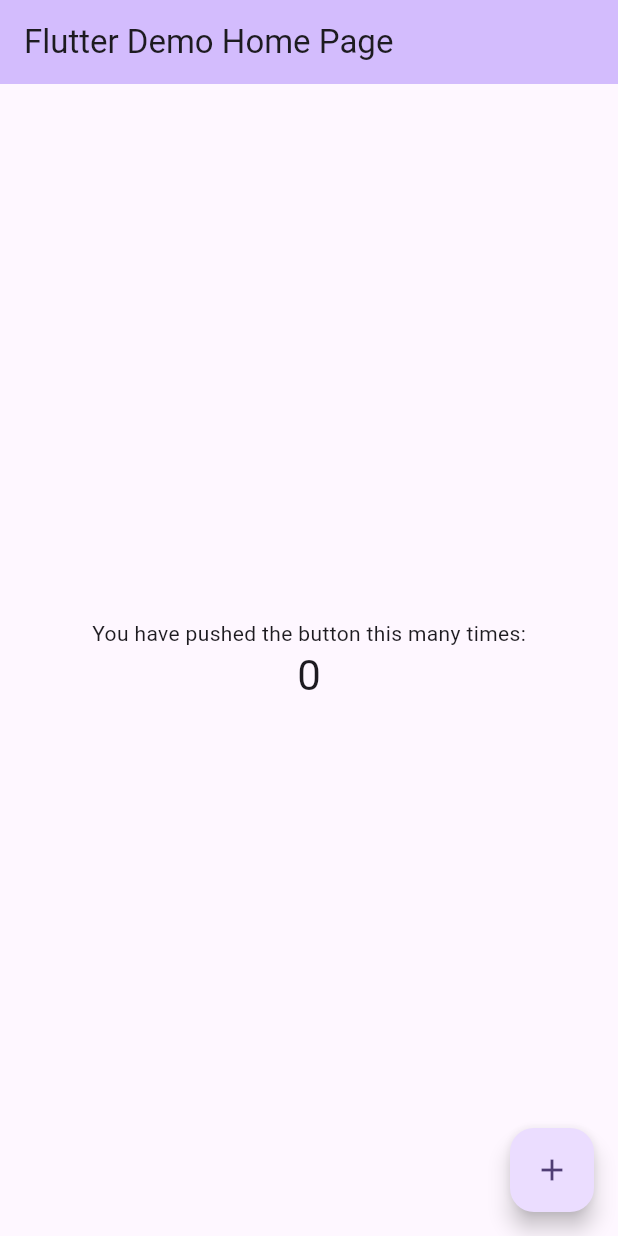
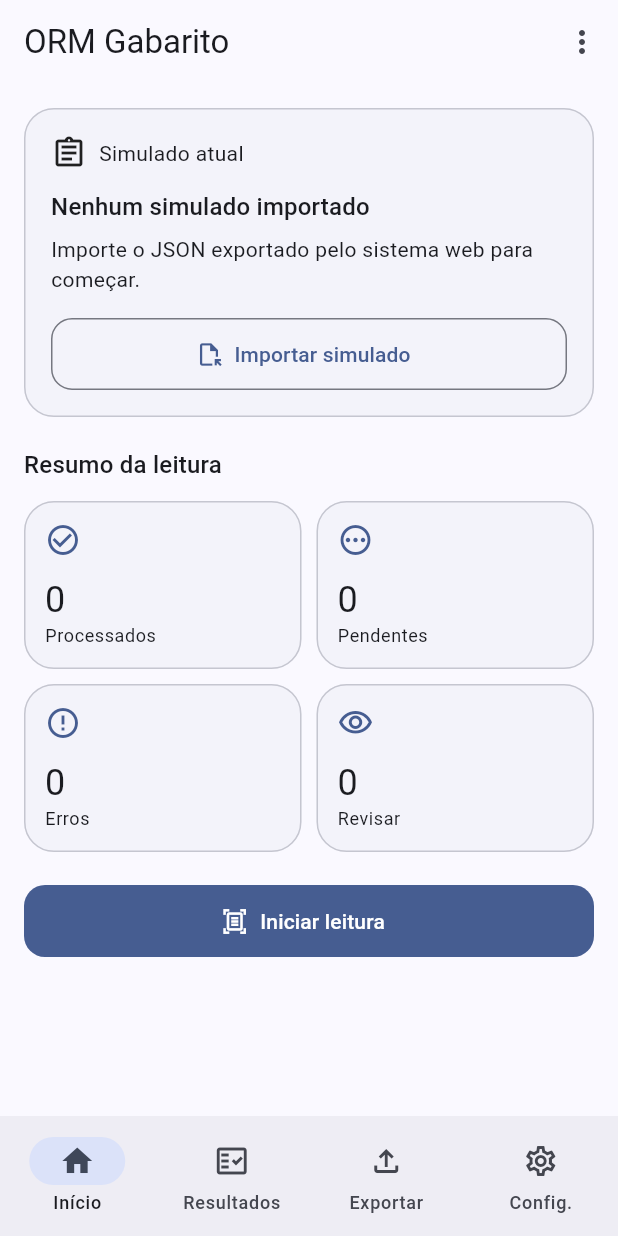
Before and after one commit to Ivirton/ORM_MOBILE, a Flutter app: the screen it shows after launch, on a phone screen of 412 x 824 dp. Run offline on Flutter 3.47's test engine with Material 3 defaults, Android fonts, the phone set to English and light mode, and no system bars.

Commit message:
conjuntos de telas

```diff
--- /dev/null
+++ b/orm_mobile/lib/core/constants/app_strings.dart
@@ -0,0 +1,4 @@
+class AppStrings {
+  static const appName = 'ORM Gabarito';
+  static const appSubtitle = 'Leitor de cartões-resposta';
+}
--- /dev/null
+++ b/orm_mobile/lib/core/theme/app_theme.dart
@@ -0,0 +1,54 @@
+import 'package:flutter/material.dart';
+
+class AppTheme {
+  static const Color seedColor = Color(0xFF1769E0);
+
+  static ThemeData get light => _buildTheme(Brightness.light);
+  static ThemeData get dark => _buildTheme(Brightness.dark);
+
+  static ThemeData _buildTheme(Brightness brightness) {
+    final scheme = ColorScheme.fromSeed(
+      seedColor: seedColor,
+      brightness: brightness,
+    );
+
+    return ThemeData(
+      useMaterial3: true,
+      colorScheme: scheme,
+      scaffoldBackgroundColor: scheme.surface,
+      appBarTheme: const AppBarTheme(
+        centerTitle: false,
+        scrolledUnderElevation: 0,
+      ),
+      cardTheme: CardThemeData(
+        elevation: 0,
+        margin: EdgeInsets.zero,
+        shape: RoundedRectangleBorder(
+          borderRadius: BorderRadius.circular(20),
+          side: BorderSide(color: scheme.outlineVariant),
+        ),
+      ),
+      inputDecorationTheme: InputDecorationTheme(
+        border: OutlineInputBorder(
+          borderRadius: BorderRadius.circular(14),
+        ),
+      ),
+      filledButtonTheme: FilledButtonThemeData(
+        style: FilledButton.styleFrom(
+          minimumSize: const Size.fromHeight(48),
+          shape: RoundedRectangleBorder(
+            borderRadius: BorderRadius.circular(14),
+          ),
+        ),
+      ),
+      outlinedButtonTheme: OutlinedButtonThemeData(
+        style: OutlinedButton.styleFrom(
+          minimumSize: const Size.fromHeight(48),
+          shape: RoundedRectangleBorder(
+            borderRadius: BorderRadius.circular(14),
+          ),
+        ),
+      ),
+    );
+  }
+}
--- /dev/null
+++ b/orm_mobile/lib/features/dashboard/presentation/dashboard_screen.dart
@@ -0,0 +1,89 @@
+import 'package:flutter/material.dart';
+import '../../import_simulado/presentation/import_simulado_screen.dart';
+import '../../scanner/presentation/scanner_screen.dart';
+
+class DashboardScreen extends StatelessWidget {
+  const DashboardScreen({super.key});
+
+  @override
+  Widget build(BuildContext context) {
+    return Scaffold(
+      appBar: AppBar(
+        title: const Text('ORM Gabarito'),
+        actions: [IconButton(onPressed: () {}, icon: const Icon(Icons.more_vert))],
+      ),
+      body: ListView(
+        padding: const EdgeInsets.all(16),
+        children: [
+          Card(
+            child: Padding(
+              padding: const EdgeInsets.all(18),
+              child: Column(crossAxisAlignment: CrossAxisAlignment.start, children: [
+                const Row(children: [
+                  Icon(Icons.assignment_outlined),
+                  SizedBox(width: 8),
+                  Text('Simulado atual'),
+                ]),
+                const SizedBox(height: 12),
+                Text('Nenhum simulado importado',
+                    style: Theme.of(context).textTheme.titleMedium),
+                const SizedBox(height: 6),
+                const Text('Importe o JSON exportado pelo sistema web para começar.'),
+                const SizedBox(height: 16),
+                OutlinedButton.icon(
+                  onPressed: () => Navigator.of(context).push(
+                    MaterialPageRoute(builder: (_) => const ImportSimuladoScreen()),
+                  ),
+                  icon: const Icon(Icons.file_open_outlined),
+                  label: const Text('Importar simulado'),
+                ),
+              ]),
+            ),
+          ),
+          const SizedBox(height: 20),
+          Text('Resumo da leitura', style: Theme.of(context).textTheme.titleMedium),
+          const SizedBox(height: 12),
+          const Row(children: [
+            Expanded(child: _MetricCard(label: 'Processados', value: '0', icon: Icons.check_circle_outline)),
+            SizedBox(width: 10),
+            Expanded(child: _MetricCard(label: 'Pendentes', value: '0', icon: Icons.pending_outlined)),
+          ]),
+          const SizedBox(height: 10),
+          const Row(children: [
+            Expanded(child: _MetricCard(label: 'Erros', value: '0', icon: Icons.error_outline)),
+            SizedBox(width: 10),
+            Expanded(child: _MetricCard(label: 'Revisar', value: '0', icon: Icons.visibility_outlined)),
+          ]),
+          const SizedBox(height: 22),
+          FilledButton.icon(
+            onPressed: () => Navigator.of(context).push(
+              MaterialPageRoute(builder: (_) => const ScannerScreen()),
+            ),
+            icon: const Icon(Icons.document_scanner_outlined),
+            label: const Text('Iniciar leitura'),
+          ),
+        ],
+      ),
+    );
+  }
+}
+
+class _MetricCard extends StatelessWidget {
+  const _MetricCard({required this.label, required this.value, required this.icon});
+  final String label;
+  final String value;
+  final IconData icon;
+
+  @override
+  Widget build(BuildContext context) => Card(
+    child: Padding(
+      padding: const EdgeInsets.all(14),
+      child: Column(crossAxisAlignment: CrossAxisAlignment.start, children: [
+        Icon(icon, color: Theme.of(context).colorScheme.primary),
+        const SizedBox(height: 12),
+        Text(value, style: Theme.of(context).textTheme.headlineSmall),
+        Text(label, style: Theme.of(context).textTheme.bodySmall),
+      ]),
+    ),
+  );
+}
--- /dev/null
+++ b/orm_mobile/lib/features/home/presentation/home_shell.dart
@@ -0,0 +1,40 @@
+import 'package:flutter/material.dart';
+import '../../dashboard/presentation/dashboard_screen.dart';
+import '../../results/presentation/results_screen.dart';
+import '../../export/presentation/export_screen.dart';
+import '../../settings/presentation/settings_screen.dart';
+
+class HomeShell extends StatefulWidget {
+  const HomeShell({super.key});
+
+  @override
+  State<HomeShell> createState() => _HomeShellState();
+}
+
+class _HomeShellState extends State<HomeShell> {
+  int _selectedIndex = 0;
+
+  final _pages = const [
+    DashboardScreen(),
+    ResultsScreen(),
+    ExportScreen(),
+    SettingsScreen(),
+  ];
+
+  @override
+  Widget build(BuildContext context) {
+    return Scaffold(
+      body: IndexedStack(index: _selectedIndex, children: _pages),
+      bottomNavigationBar: NavigationBar(
+        selectedIndex: _selectedIndex,
+        onDestinationSelected: (index) => setState(() => _selectedIndex = index),
+        destinations: const [
+          NavigationDestination(icon: Icon(Icons.home_outlined), selectedIcon: Icon(Icons.home), label: 'Início'),
+          NavigationDestination(icon: Icon(Icons.fact_check_outlined), selectedIcon: Icon(Icons.fact_check), label: 'Resultados'),
+          NavigationDestination(icon: Icon(Icons.file_upload_outlined), selectedIcon: Icon(Icons.file_upload), label: 'Exportar'),
+          NavigationDestination(icon: Icon(Icons.settings_outlined), selectedIcon: Icon(Icons.settings), label: 'Config.'),
+        ],
+      ),
+    );
+  }
+}
--- a/orm_mobile/lib/main.dart
+++ b/orm_mobile/lib/main.dart
@@ -1,122 +1,24 @@
 import 'package:flutter/material.dart';
+import 'core/theme/app_theme.dart';
+import 'features/home/presentation/home_shell.dart';
 
 void main() {
-  runApp(const MyApp());
+  WidgetsFlutterBinding.ensureInitialized();
+  runApp(const OrmGabaritoApp());
 }
 
-class MyApp extends StatelessWidget {
-  const MyApp({super.key});
+class OrmGabaritoApp extends StatelessWidget {
+  const OrmGabaritoApp({super.key});
 
-  // This widget is the root of your application.
   @override
   Widget build(BuildContext context) {
     return MaterialApp(
-      title: 'Flutter Demo',
-      theme: ThemeData(
-        // This is the theme of your application.
-        //
-        // TRY THIS: Try running your application with "flutter run". You'll see
-        // the application has a purple toolbar. Then, without quitting the app,
-        // try changing the seedColor in the colorScheme below to Colors.green
-        // and then invoke "hot reload" (save your changes or press the "hot
-        // reload" button in a Flutter-supported IDE, or press "r" if you used
-        // the command line to start the app).
-        //
-        // Notice that the counter didn't reset back to zero; the application
-        // state is not lost during the reload. To reset the state, use hot
-        // restart instead.
-        //
-        // This works for code too, not just values: Most code changes can be
-        // tested with just a hot reload.
-        colorScheme: .fromSeed(seedColor: Colors.deepPurple),
-      ),
-      home: const MyHomePage(title: 'Flutter Demo Home Page'),
+      title: 'ORM Gabarito',
+      debugShowCheckedModeBanner: false,
+      theme: AppTheme.light,
+      darkTheme: AppTheme.dark,
+      themeMode: ThemeMode.system,
+      home: const HomeShell(),
     );
   }
 }
-
-class MyHomePage extends StatefulWidget {
-  const MyHomePage({super.key, required this.title});
-
-  // This widget is the home page of your application. It is stateful, meaning
-  // that it has a State object (defined below) that contains fields that affect
-  // how it looks.
-
-  // This class is the configuration for the state. It holds the values (in this
-  // case the title) provided by the parent (in this case the App widget) and
-  // used by the build method of the State. Fields in a Widget subclass are
-  // always marked "final".
-
-  final String title;
-
-  @override
-  State<MyHomePage> createState() => _MyHomePageState();
-}
-
-class _MyHomePageState extends State<MyHomePage> {
-  int _counter = 0;
-
-  void _incrementCounter() {
-    setState(() {
-      // This call to setState tells the Flutter framework that something has
-      // changed in this State, which causes it to rerun the build method below
-      // so that the display can reflect the updated values. If we changed
-      // _counter without calling setState(), then the build method would not be
-      // called again, and so nothing would appear to happen.
-      _counter++;
-    });
-  }
-
-  @override
-  Widget build(BuildContext context) {
-    // This method is rerun every time setState is called, for instance as done
-    // by the _incrementCounter method above.
-    //
-    // The Flutter framework has been optimized to make rerunning build methods
-    // fast, so that you can just rebuild anything that needs updating rather
-    // than having to individually change instances of widgets.
-    return Scaffold(
-      appBar: AppBar(
-        // TRY THIS: Try changing the color here to a specific color (to
-        // Colors.amber, perhaps?) and trigger a hot reload to see the AppBar
-        // change color while the other colors stay the same.
-        backgroundColor: Theme.of(context).colorScheme.inversePrimary,
-        // Here we take the value from the MyHomePage object that was created by
-        // the App.build method, and use it to set our appbar title.
-        title: Text(widget.title),
-      ),
-      body: Center(
-        // Center is a layout widget. It takes a single child and positions it
-        // in the middle of the parent.
-        child: Column(
-          // Column is also a layout widget. It takes a list of children and
-          // arranges them vertically. By default, it sizes itself to fit its
-          // children horizontally, and tries to be as tall as its parent.
-          //
-          // Column has various properties to control how it sizes itself and
-          // how it positions its children. Here we use mainAxisAlignment to
-          // center the children vertically; the main axis here is the vertical
-          // axis because Columns are vertical (the cross axis would be
-          // horizontal).
-          //
-          // TRY THIS: Invoke "debug painting" (choose the "Toggle Debug Paint"
-          // action in the IDE, or press "p" in the console), to see the
-          // wireframe for each widget.
-          mainAxisAlignment: .center,
-          children: [
-            const Text('You have pushed the button this many times:'),
-            Text(
-              '$_counter',
-              style: Theme.of(context).textTheme.headlineMedium,
-            ),
-          ],
-        ),
-      ),
-      floatingActionButton: FloatingActionButton(
-        onPressed: _incrementCounter,
-        tooltip: 'Increment',
-        child: const Icon(Icons.add),
-      ),
-    );
-  }
-}
```
Also changed, not shown: orm_mobile/lib/features/export/presentation/export_screen.dart (added, +40 -0 lines), orm_mobile/lib/features/images/presentation/images_screen.dart (added, +25 -0 lines), orm_mobile/lib/features/import_simulado/presentation/import_simulado_screen.dart (added, +42 -0 lines), orm_mobile/lib/features/onboarding/presentation/welcome_screen.dart (added, +38 -0 lines), orm_mobile/lib/features/reading_review/presentation/reading_review_screen.dart (added, +41 -0 lines), orm_mobile/lib/features/result_detail/presentation/result_detail_screen.dart (added, +57 -0 lines), orm_mobile/lib/features/results/presentation/results_screen.dart (added, +39 -0 lines), orm_mobile/lib/features/scanner/presentation/scanner_screen.dart (added, +50 -0 lines), orm_mobile/lib/features/settings/presentation/settings_screen.dart (added, +39 -0 lines), orm_mobile/lib/shared/widgets/empty_state.dart (added, +40 -0 lines), orm_mobile/lib/shared/widgets/section_title.dart (added, +27 -0 lines), 3 other files.
